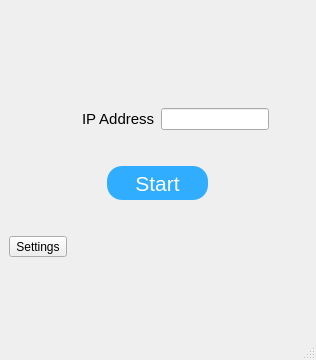
Qt form PC-Desktop/AvenueUI.ui (ssardana08/Avenue) before a commit.
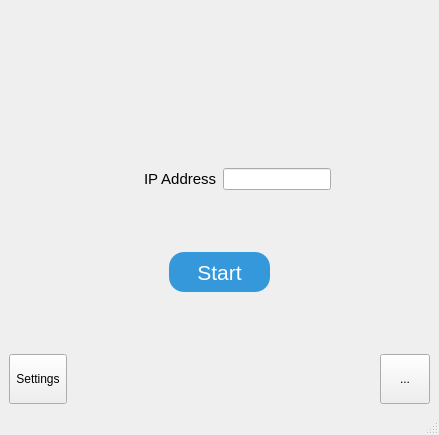
The same form after that commit. Icons and pictures are not drawn.

Commit message: All changes made to Desktop UI according to Design

What changed in the file:
```diff
--- a/PC-Desktop/AvenueUI.ui
+++ b/PC-Desktop/AvenueUI.ui
@@ -6,8 +6,8 @@
    <rect>
     <x>0</x>
     <y>0</y>
-    <width>316</width>
-    <height>360</height>
+    <width>439</width>
+    <height>435</height>
    </rect>
   </property>
   <property name="windowTitle">
@@ -19,16 +19,61 @@
      <layout class="QGridLayout" name="gridLayout_2">
       <item row="0" column="0" alignment="Qt::AlignLeft|Qt::AlignTop">
        <widget class="QToolButton" name="btn2">
+        <property name="minimumSize">
+         <size>
+          <width>50</width>
+          <height>50</height>
+         </size>
+        </property>
+        <property name="cursor">
+         <cursorShape>PointingHandCursor</cursorShape>
+        </property>
         <property name="text">
          <string>Settings</string>
         </property>
+        <property name="icon">
+         <iconset>
+          <normaloff>../ui_files/settings_icon.png</normaloff>../ui_files/settings_icon.png</iconset>
+        </property>
+        <property name="iconSize">
+         <size>
+          <width>30</width>
+          <height>30</height>
+         </size>
+        </property>
+       </widget>
+      </item>
+      <item row="0" column="1">
+       <widget class="QToolButton" name="toolButton">
+        <property name="minimumSize">
+         <size>
+          <width>50</width>
+          <height>50</height>
+         </size>
+        </property>
+        <property name="cursor">
+         <cursorShape>PointingHandCursor</cursorShape>
+        </property>
+        <property name="text">
+         <string>...</string>
+        </property>
+        <property name="icon">
+         <iconset>
+          <normaloff>../ui_files/help_icon.png</normaloff>../ui_files/help_icon.png</iconset>
+        </property>
+        <property name="iconSize">
+         <size>
+          <width>30</width>
+          <height>30</height>
+         </size>
+        </property>
        </widget>
       </item>
      </layout>
     </item>
     <item row="1" column="0">
      <layout class="QGridLayout" name="gridLayout_4">
-      <item row="0" column="0" alignment="Qt::AlignRight">
+      <item row="0" column="0" alignment="Qt::AlignRight|Qt::AlignVCenter">
        <widget class="QLabel" name="label_2">
         <property name="maximumSize">
          <size>
@@ -77,7 +122,7 @@
         <property name="minimumSize">
          <size>
           <width>101</width>
-          <height>34</height>
+          <height>40</height>
          </size>
         </property>
         <property name="font">
@@ -92,7 +137,7 @@
         </property>
         <property name="styleSheet">
          <string notr="true">color: rgb(255, 255, 255);
-background-color: rgb(49, 173, 255);
+background-color: rgb(52, 152, 219);
 border-radius: 15px;
 border-width: 0px;</string>
         </property>
```
Left out of the diff: 4 changed lines with no effect on the pictures. The commit also changes 1 other file.
